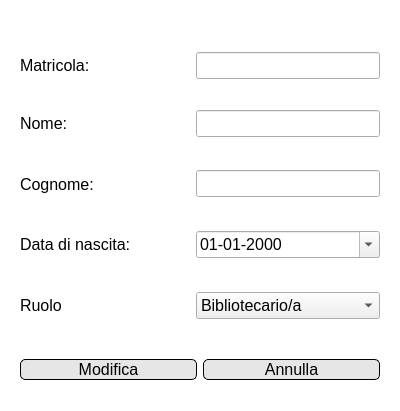
Old version of the form View/Amministratore/UI files/modifica amministratore.ui in the repository FrancescoFinizii/Biblioteca-universitaria.
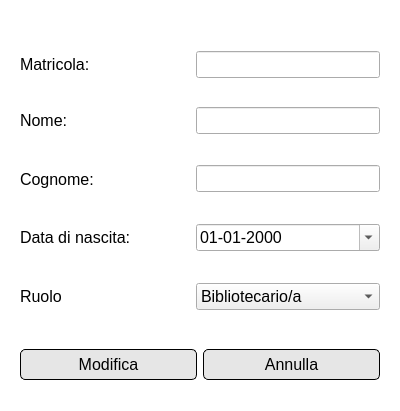
New version of the form. Icons and pictures are not drawn.

The edit to the form file:
```diff
--- a/View/Amministratore/UI files/modifica amministratore.ui
+++ b/View/Amministratore/UI files/modifica amministratore.ui
@@ -26,6 +26,7 @@
 	background-color:rgb(230, 230, 230);
 	border-radius: 5px;
 	border-color: rgb(0, 0, 0);
+	padding:5px 3px;
 }
 QPushButton:hover {
 	background-color: rgb(207, 207, 207);
@@ -284,6 +285,9 @@
           <pointsize>12</pointsize>
          </font>
         </property>
+        <property name="styleSheet">
+         <string notr="true">	color:black;</string>
+        </property>
         <property name="currentText">
          <string notr="true">Bibliotecario/a</string>
         </property>
```
